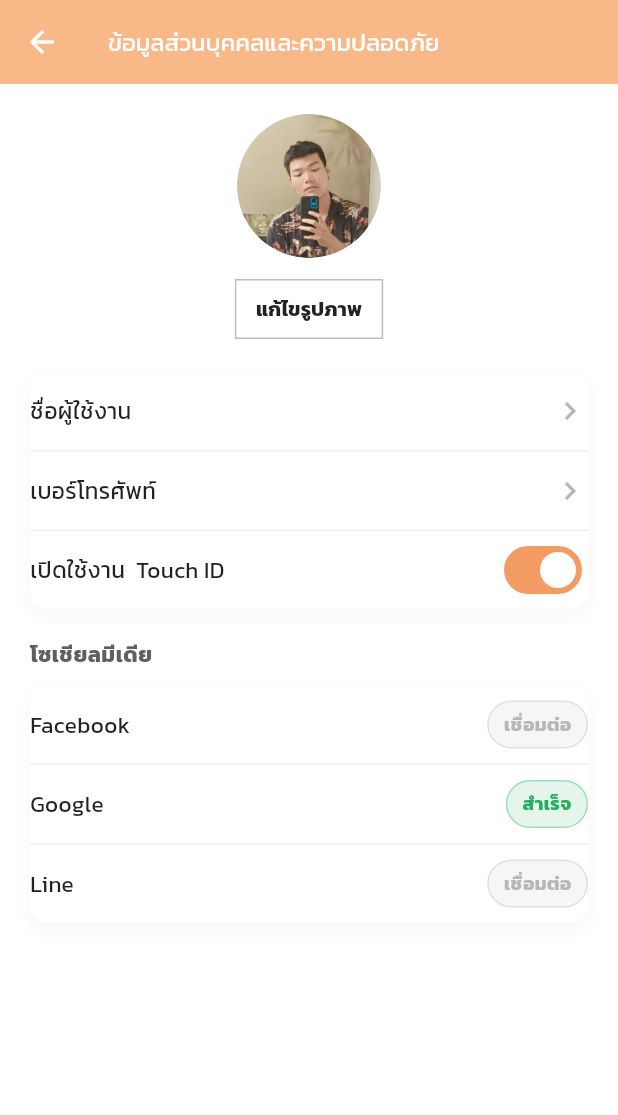
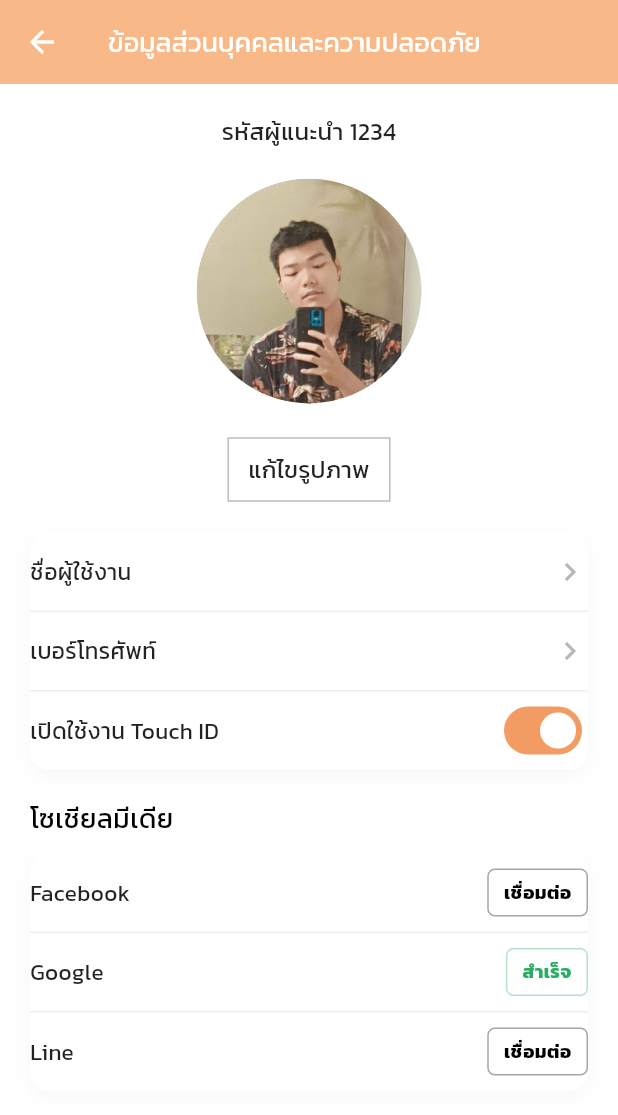
Before and after one commit to AshaTechCorporation/wememmory, a Flutter app: the PersonalSecurityPage screen opened directly, on a phone screen of 412 x 824 dp. Shown: the top 1115 px of the screen. Run offline on Flutter 3.47's test engine with Material 3 defaults, Android fonts, the phone set to English and light mode, and no system bars; our stand-ins replace awesome_notifications, cached_network_image, device_info_plus, dio, firebase_core, fl_chart and 4 more; missing offline and left inert: onesignal_flutter, photo_manager; accounts and stored records are empty.

Commit message:
update image profile personalSecurityPage

```diff
--- a/lib/profile/personalSecurityPage.dart
+++ b/lib/profile/personalSecurityPage.dart
@@ -1,5 +1,7 @@
 import 'package:flutter/material.dart';
-import 'package:wememmory/constants.dart';
+import 'package:provider/provider.dart'; // ✅ 1. Import Provider
+import 'package:wememmory/constants.dart'; // ✅ 2. Import Constants (เพื่อใช้ baseUrl)
+import 'package:wememmory/home/service/homeController.dart'; // ✅ 3. Import Controller
 import 'package:wememmory/profile/usernamePage.dart';
 import 'package:wememmory/profile/phoneInputPage.dart';
 
@@ -19,36 +21,75 @@ class _PersonalSecurityPageState extends State<PersonalSecurityPage> {
     const divider = Color(0xFFEFEFEF);
     const textGray = Color(0xFF5F5F5F);
 
+    // ✅ 4. ใช้ Consumer เพื่อดึงข้อมูล User
+    return Consumer<HomeController>(
+      builder: (context, controller, child) {
+        final user = controller.user; // ดึง user object
+
         return Scaffold(
-      backgroundColor: const Color.fromARGB(255, 255, 255, 255), // พื้นหลังส้มด้านบน
+          backgroundColor: const Color.fromARGB(255, 255, 255, 255),
           appBar: AppBar(
             backgroundColor: const Color(0xFFF8B887),
             elevation: 0,
-        leading: IconButton(icon: const Icon(Icons.arrow_back, color: Colors.white), onPressed: () => Navigator.pop(context)),
-        title: const Text('ข้อมูลส่วนบุคคลและความปลอดภัย', style: TextStyle(color: Colors.white, fontWeight: FontWeight.w400,fontSize: 16)),
+            leading: IconButton(
+              icon: const Icon(Icons.arrow_back, color: Colors.white),
+              onPressed: () => Navigator.pop(context)
+            ),
+            title: const Text(
+              'ข้อมูลส่วนบุคคลและความปลอดภัย',
+              style: TextStyle(color: Colors.white, fontWeight: FontWeight.w400, fontSize: 18)
+            ),
           ),
           body: SafeArea(
             child: Container(
               width: double.infinity,
-          decoration: const BoxDecoration(color: Colors.white, borderRadius: BorderRadius.vertical(top: Radius.circular(22))),
+              decoration: const BoxDecoration(
+                color: Colors.white,
+                borderRadius: BorderRadius.vertical(top: Radius.circular(22))
+              ),
               child: SingleChildScrollView(
                 padding: const EdgeInsets.fromLTRB(20, 20, 20, 24),
                 child: Column(
                   children: [
-                // รูปโปรไฟล์ + ปุ่มแก้ไข
+                    // --- ส่วนรูปโปรไฟล์ที่แก้ไข ---
                     Column(
                       children: [
-                    CircleAvatar(radius: 48, backgroundImage: const AssetImage('assets/images/userpic.png'), backgroundColor: Colors.grey.shade200),
-                    const SizedBox(height: 10),
+                         Text(
+                            'รหัสผู้แนะนำ 1234',
+                            style: TextStyle(color: Colors.black87, fontWeight: FontWeight.w400, fontSize: 16)
+                          ),
+                        const SizedBox(height: 20),
+                        // ✅ 5. Logic การดึงรูปภาพ (เหมือนหน้า Profile)
+                        Container(
+                          width: 150,
+                          height: 150,
+                          decoration: BoxDecoration(
+                            shape: BoxShape.circle,
+                            color: Colors.grey.shade200,
+                            image: DecorationImage(
+                              image: user?.avatar != null && user!.avatar!.isNotEmpty
+                                  ? NetworkImage('$baseUrl/public/${user?.avatar!}') // ดึงจาก Server
+                                  : const AssetImage('assets/images/userpic.png') as ImageProvider, // รูป Default
+                              fit: BoxFit.cover,
+                              onError: (exception, stackTrace) => const Icon(Icons.error),
+                            ),
+                          ),
+                        ),
+                        const SizedBox(height: 20),
                         OutlinedButton(
                           style: OutlinedButton.styleFrom(
                             side: BorderSide(color: Colors.grey.shade400, width: 1),
-                        padding: const EdgeInsets.symmetric(horizontal: 14, vertical: 8),
-                        shape: RoundedRectangleBorder(),
+                            padding: const EdgeInsets.symmetric(horizontal: 14, vertical: 10),
+                            shape: const RoundedRectangleBorder(),
                             backgroundColor: Colors.white,
                           ),
-                      onPressed: () {},
-                      child: const Text('แก้ไขรูปภาพ', style: TextStyle(color: Colors.black87, fontWeight: FontWeight.w700, fontSize: 13.5)),
+                          onPressed: () {
+                            // TODO: ใส่ฟังก์ชันอัปโหลด/แก้ไขรูปภาพตรงนี้
+                          },
+                          child: const Text(
+                            'แก้ไขรูปภาพ',
+                            style: TextStyle(color: Colors.black87, fontWeight: FontWeight.w400, fontSize: 16)
+                          ),
                         ),
                       ],
                     ),
@@ -61,18 +102,18 @@ class _PersonalSecurityPageState extends State<PersonalSecurityPage> {
                         _NavRow(title: 'ชื่อผู้ใช้งาน', onTap: () {
                           Navigator.push(
                               context,
-                          MaterialPageRoute(builder: (context) => const UserFormScreen()), // เปลี่ยน UsernamePage เป็นชื่อคลาสหน้าแก้ไขชื่อของคุณ
+                              MaterialPageRoute(builder: (context) => const UserFormScreen()),
                             );}),
                         const Divider(height: 1, color: divider),
                         _NavRow(title: 'เบอร์โทรศัพท์', onTap: () {
                           Navigator.push(
                               context,
-                          MaterialPageRoute(builder: (context) => const PhoneInputScreen()), // เปลี่ยน PhoneInputPage เป็นชื่อคลาสหน้าแก้ไขเบอร์ของคุณ
+                              MaterialPageRoute(builder: (context) => const PhoneInputScreen()),
                             );
                         }),
                         const Divider(height: 1, color: divider),
                         _SwitchRow(
-                      title: 'เปิดใช้งาน  Touch ID',
+                          title: 'เปิดใช้งาน Touch ID',
                           value: touchIdEnabled,
                           onChanged: (v) => setState(() => touchIdEnabled = v),
                           activeColor: orange,
@@ -85,18 +126,18 @@ class _PersonalSecurityPageState extends State<PersonalSecurityPage> {
                     // ส่วนหัว "โซเชียลมีเดีย"
                     const Align(
                       alignment: Alignment.centerLeft,
-                  child: Text('โซเชียลมีเดีย', style: TextStyle(color: textGray, fontWeight: FontWeight.w800, fontSize: 14.5)),
+                      child: Text('โซเชียลมีเดีย', style: TextStyle(color: Color.fromARGB(255, 0, 0, 0), fontWeight: FontWeight.w400, fontSize: 18)),
                     ),
                     const SizedBox(height: 10),
 
                     // กลุ่มรายการโซเชียล
                     _TitledListGroup(
                       children: const [
-                    _StatusRow(title: 'Facebook', statusText: 'เชื่อมต่อ', statusColor: Color(0xFFB7B7B7)),
+                        _StatusRow(title: 'Facebook', statusText: 'เชื่อมต่อ', statusColor: Color.fromARGB(255, 0, 0, 0)),
                         Divider(height: 1, color: divider),
                         _StatusRow(title: 'Google', statusText: 'สำเร็จ', statusColor: Color(0xFF27AE60)),
                         Divider(height: 1, color: divider),
-                    _StatusRow(title: 'Line', statusText: 'เชื่อมต่อ', statusColor: Color(0xFFB7B7B7)),
+                        _StatusRow(title: 'Line', statusText: 'เชื่อมต่อ', statusColor: Color.fromARGB(255, 0, 0, 0)),
                       ],
                     ),
                   ],
@@ -105,10 +146,13 @@ class _PersonalSecurityPageState extends State<PersonalSecurityPage> {
             ),
           ),
         );
+      },
+    );
   }
 }
 
-/// กล่องรายการพื้นขาว มุมโค้ง และเงาอ่อน ๆ (เหมือนในภาพ)
+// ... (Widget ย่อยด้านล่างเหมือนเดิม ไม่ต้องเปลี่ยนแปลง) ...
+
 class _TitledListGroup extends StatelessWidget {
   const _TitledListGroup({required this.children});
   final List<Widget> children;
@@ -127,7 +171,6 @@ class _TitledListGroup extends StatelessWidget {
   }
 }
 
-/// แถวแบบนำทาง (มีลูกศรขวา)
 class _NavRow extends StatelessWidget {
   const _NavRow({required this.title, this.onTap});
   final String title;
@@ -151,7 +194,6 @@ class _NavRow extends StatelessWidget {
   }
 }
 
-/// แถวสวิตช์ Touch ID
 class _SwitchRow extends StatelessWidget {
   const _SwitchRow({required this.title, required this.value, required this.onChanged, required this.activeColor});
 
@@ -183,7 +225,6 @@ class _SwitchRow extends StatelessWidget {
   }
 }
 
-/// แถวโซเชียล + ชิปสถานะทางขวา
 class _StatusRow extends StatelessWidget {
   const _StatusRow({required this.title, required this.statusText, required this.statusColor});
 
@@ -202,8 +243,7 @@ class _StatusRow extends StatelessWidget {
           Container(
             padding: const EdgeInsets.symmetric(horizontal: 10, vertical: 6),
             decoration: BoxDecoration(
-              color: statusColor.withOpacity(0.12),
-              borderRadius: BorderRadius.circular(18),
+              borderRadius: BorderRadius.circular(5),
               border: Border.all(color: statusColor.withOpacity(0.35)),
             ),
             child: Text(statusText, style: TextStyle(color: statusColor, fontSize: 12.5, fontWeight: FontWeight.w800)),
```
Lines whose indentation alone changed are shown as unchanged.
